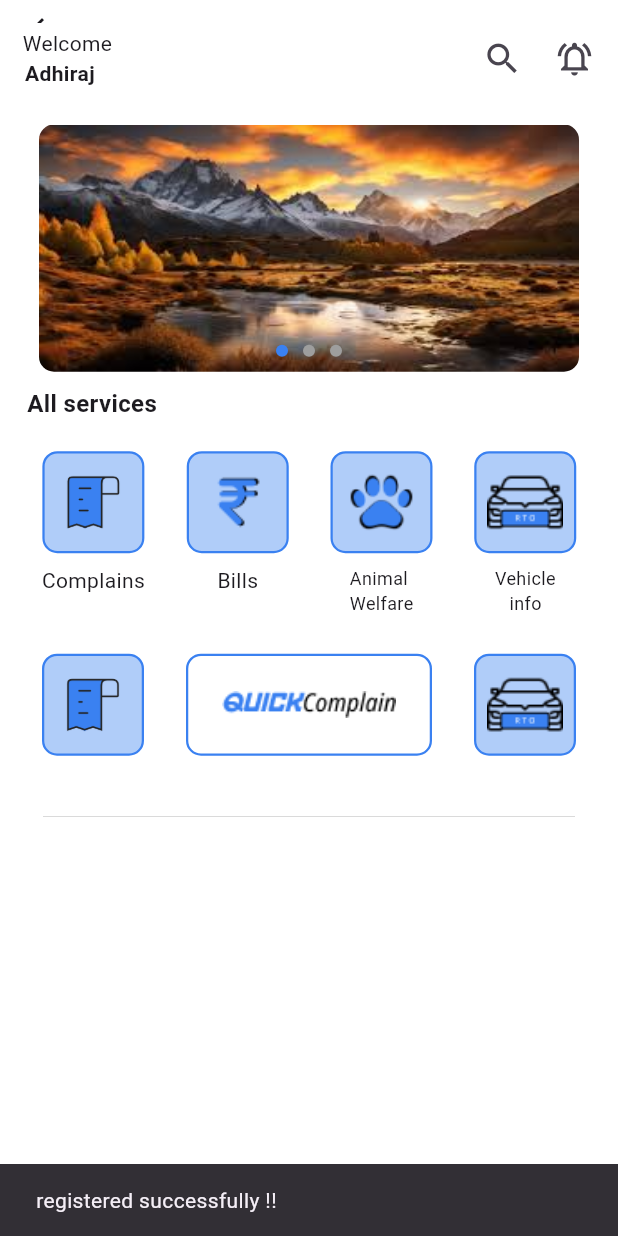
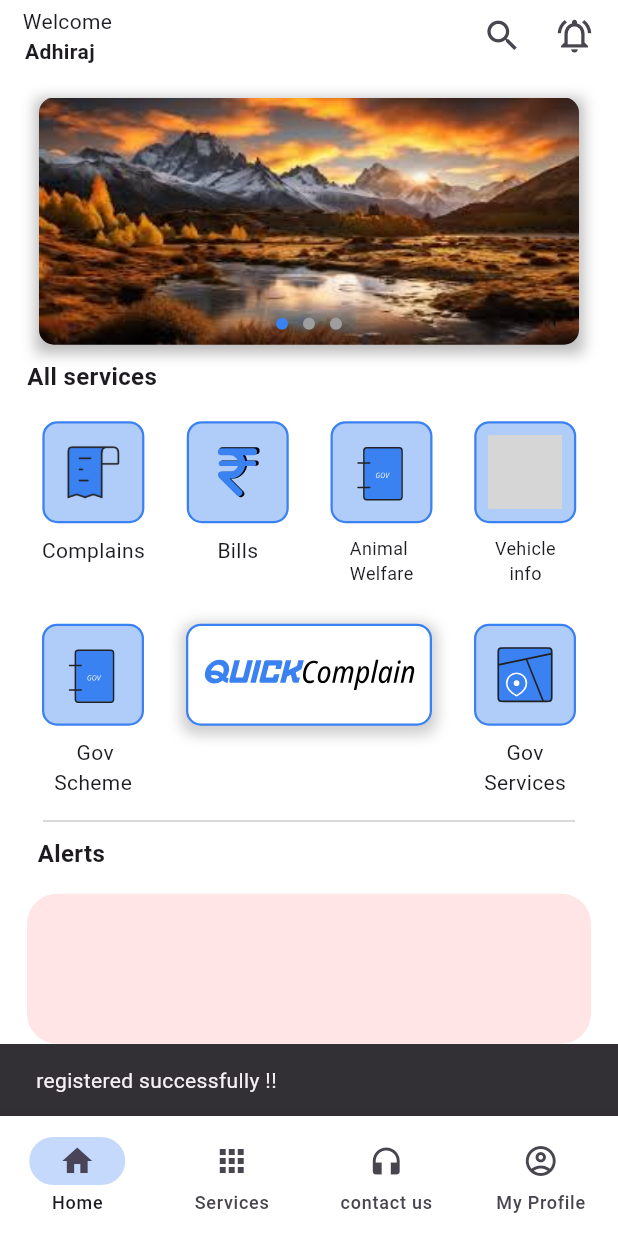
Before and after one commit to projectdoon/project_doon, a Flutter app: the RegisterScreen2 screen opened directly with empty values, after a tap on "Register", on a phone screen of 412 x 824 dp. Run offline on Flutter 3.47's test engine with Material 3 defaults, Android fonts, the phone set to English and light mode, and no system bars; our stand-ins replace firebase_auth, firebase_core, flutter_svg, geocoding, geolocator, get and 4 more; missing offline and left inert: dart:ffi, mongo_dart; accounts and stored records are empty; project files that could hold a hidden picture were left out; grey boxes are pictures that could not be loaded.

Commit message:
home ui updated

```diff
--- a/lib/Home_Screen_ui/Category_Second_Row.dart
+++ b/lib/Home_Screen_ui/Category_Second_Row.dart
@@ -1,5 +1,6 @@
 import 'package:flutter/cupertino.dart';
 import 'package:flutter/material.dart';
+import 'package:flutter_svg/svg.dart';
 
 class CategorySecondRow extends StatefulWidget{
   const CategorySecondRow({super.key});
@@ -16,18 +17,26 @@ class  _CategorySecondRowState extends State<CategorySecondRow>{
   Widget build(context) {
     return Row(
       mainAxisAlignment: MainAxisAlignment.spaceEvenly,
+      crossAxisAlignment:  CrossAxisAlignment.start,
       children: [
-
+            Column(
+              children: [
                 InkWell(
                   borderRadius: BorderRadius.circular(10),
                   splashColor: Color.fromARGB(50, 255, 255, 255),
                   onTap: () {},
                   child: Ink(
+                    child: Container(
+
+                        padding: EdgeInsets.symmetric(horizontal: 8,vertical: 8),
+                        child: SvgPicture.asset(
+                          'assets/notebook_light.svg',
+
+                        )),
                     height: 68,
                     width: 68,
                     decoration: BoxDecoration(
-                  image: const DecorationImage(
-                      image: AssetImage('assets/Paper_light@3x.png'),scale: 2.7),
+
                       border: Border.all(
                           color: Color.fromARGB(255, 58, 129, 241), width: 1.5),
                       color: const Color.fromARGB(255, 176, 205, 249),
@@ -35,17 +44,38 @@ class  _CategorySecondRowState extends State<CategorySecondRow>{
                     ),
                   ),
                 ),
+                SizedBox(
+                  height: 8,
+                ),
+                Text('    Gov\nScheme'),
+              ],
+            ),
 
+        Column(
+          children: [
             InkWell(
               borderRadius: BorderRadius.circular(10),
               splashColor: Color.fromARGB(52, 0, 126, 253),
               onTap: () {},
               child: Ink(
+                child: Container(
+
+                    padding: EdgeInsets.symmetric(horizontal: 10,vertical: 10),
+                    child: SvgPicture.asset(
+                      'assets/QUICKComplain.svg',
+
+                    )),
                 height: 68,
                 width: 164,
                 decoration: BoxDecoration(
-              image: const DecorationImage(
-                  image: AssetImage('assets/QUICKComplain.png'),scale: 0.9),
+                  boxShadow: [
+                    BoxShadow(
+                      color: Colors.grey.withOpacity(0.5),
+                      spreadRadius: 3,
+                      blurRadius: 7,
+                      offset: Offset(0, 3), // changes position of shadow
+                    ),
+                  ],
                   border: Border.all(
                       color: Color.fromARGB(255, 58, 129, 241), width: 1.5),
                   color: const Color.fromARGB(255, 255, 255, 255),
@@ -54,7 +84,13 @@ class  _CategorySecondRowState extends State<CategorySecondRow>{
               ),
             ),
 
+          ],
 
+        ),
+
+
+        Column(
+          children: [
             InkWell(
               borderRadius: BorderRadius.circular(10),
               splashColor: Color.fromARGB(50, 255, 255, 255),
@@ -62,9 +98,15 @@ class  _CategorySecondRowState extends State<CategorySecondRow>{
               child: Ink(
                 height: 68,
                 width: 68,
+                child: Container(
+
+                    padding: EdgeInsets.symmetric(horizontal: 10,vertical: 10),
+                    child: SvgPicture.asset(
+                      'assets/Map_light.svg',
+
+                    )),
                 decoration: BoxDecoration(
-              image: const DecorationImage(
-                  image: AssetImage('assets/Component 8.png'),scale: 0.95),
+
                   border: Border.all(
                       color: Color.fromARGB(255, 58, 129, 241), width: 1.5),
                   color: const Color.fromARGB(255, 176, 205, 249),
@@ -72,6 +114,12 @@ class  _CategorySecondRowState extends State<CategorySecondRow>{
                 ),
               ),
             ),
+            SizedBox(
+              height: 8,
+            ),
+            Text('    Gov\nServices'),
+          ],
+        ),
       ],
     );
   }
--- /dev/null
+++ b/lib/Home_Screen_ui/Navigation_menu.dart
@@ -0,0 +1,53 @@
+import 'package:flutter/cupertino.dart';
+import 'package:flutter/material.dart';
+import 'package:get/get.dart';
+import 'package:get/get_state_manager/src/simple/get_controllers.dart';
+
+import 'Services_screen.dart';
+import 'home_screen.dart';
+
+class NavigationMenu extends StatelessWidget{
+  const NavigationMenu({super.key});
+
+
+
+  @override
+  Widget build( context) {final controller = Get.put(NavigationController());
+
+
+    return Scaffold(
+      bottomNavigationBar: Obx(
+            () => NavigationBar(
+          backgroundColor: Colors.white,
+
+          height: 80,
+          shadowColor: Colors.black,
+          elevation: 15,
+
+          selectedIndex: controller.selectedIndex.value,
+
+
+         indicatorColor: Color.fromARGB(76, 58, 129, 241),
+
+          onDestinationSelected: (index)=>controller.selectedIndex.value=index,
+          destinations: const [
+            NavigationDestination(icon: Icon(Icons.home), label: 'Home'),
+            NavigationDestination(icon: Icon(Icons.apps), label: 'Services'),
+            NavigationDestination(
+                icon: Icon(Icons.headphones), label: 'contact us'),
+            NavigationDestination(
+                icon: Icon(Icons.account_circle_outlined), label: 'My Profile'),
+          ],
+        ),
+      ),
+      body: Obx(()=> controller.screens[controller.selectedIndex.value]),
+    );
+  }
+
+}
+
+class NavigationController extends GetxController{
+
+  final Rx<int> selectedIndex =0.obs;
+  final screens =[HomeScreen(),ServicesScreen()];
+}
--- a/lib/Home_Screen_ui/category_icons.dart
+++ b/lib/Home_Screen_ui/category_icons.dart
@@ -1,5 +1,6 @@
 import 'package:flutter/cupertino.dart';
 import 'package:flutter/material.dart';
+import 'package:flutter_svg/flutter_svg.dart';
 
 class CategoryIcons extends StatefulWidget {
   const CategoryIcons({super.key});
@@ -24,20 +25,23 @@ class _CategoryIconsState extends State<CategoryIcons> {
               splashColor: Color.fromARGB(50, 255, 255, 255),
               onTap: () {},
               child: Ink(
+
                 height: 68,
                 width: 68,
                 decoration: BoxDecoration(
                   image: const DecorationImage(
-                      image: AssetImage('assets/Paper_light@3x.png'),scale: 2.7),
+                      image: AssetImage('assets/Paper_light@3x.png'),
+                      scale: 2.7),
                   border: Border.all(
                       color: Color.fromARGB(255, 58, 129, 241), width: 1.5),
                   color: const Color.fromARGB(255, 176, 205, 249),
                   borderRadius: BorderRadius.circular(10),
                 ),
               ),
-
             ),
-            SizedBox(height: 8,),
+            SizedBox(
+              height: 8,
+            ),
             Text('Complains'),
           ],
         ),
@@ -50,9 +54,14 @@ class _CategoryIconsState extends State<CategoryIcons> {
               child: Ink(
                 height: 68,
                 width: 68,
+                child: Container(
+
+                  padding: EdgeInsets.symmetric(horizontal: 8,vertical: 8),
+                    child: SvgPicture.asset(
+                  'assets/Rupee Sign.svg',
+                  height: 5,
+                )),
                 decoration: BoxDecoration(
-                  image: const DecorationImage(
-                      image: AssetImage('assets/Rupee Sign.png'),scale: 0.9),
                   border: Border.all(
                       color: Color.fromARGB(255, 58, 129, 241), width: 1.5),
                   color: const Color.fromARGB(255, 176, 205, 249),
@@ -60,7 +69,9 @@ class _CategoryIconsState extends State<CategoryIcons> {
                 ),
               ),
             ),
-            SizedBox(height: 8,),
+            SizedBox(
+              height: 8,
+            ),
             Text('Bills'),
           ],
         ),
@@ -73,9 +84,15 @@ class _CategoryIconsState extends State<CategoryIcons> {
               child: Ink(
                 height: 68,
                 width: 68,
+                child: Container(
+
+                    padding: EdgeInsets.symmetric(horizontal: 8,vertical: 8),
+                    child: SvgPicture.asset(
+                      'assets/notebook_light.svg',
+
+                    )),
                 decoration: BoxDecoration(
-                  image: const DecorationImage(
-                      image: AssetImage('assets/Component 7.png'),scale: 1),
+
                   border: Border.all(
                       color: Color.fromARGB(255, 58, 129, 241), width: 1.5),
                   color: const Color.fromARGB(255, 176, 205, 249),
@@ -83,8 +100,13 @@ class _CategoryIconsState extends State<CategoryIcons> {
                 ),
               ),
             ),
-            SizedBox(height: 8,),
-            Text('Animal\nWelfare',style: TextStyle(fontSize: 12),),
+            SizedBox(
+              height: 8,
+            ),
+            Text(
+              'Animal\nWelfare',
+              style: TextStyle(fontSize: 12),
+            ),
           ],
         ),
         Column(
@@ -96,9 +118,15 @@ class _CategoryIconsState extends State<CategoryIcons> {
               child: Ink(
                 height: 68,
                 width: 68,
+                child: Container(
+
+                    padding: EdgeInsets.symmetric(horizontal: 8,vertical: 8),
+                    child: SvgPicture.asset(
+                      'assets/Component 8.svg',
+
+                    )),
+
                 decoration: BoxDecoration(
-                  image: const DecorationImage(
-                      image: AssetImage('assets/Component 8.png'),scale: 0.95),
                   border: Border.all(
                       color: Color.fromARGB(255, 58, 129, 241), width: 1.5),
                   color: const Color.fromARGB(255, 176, 205, 249),
@@ -106,8 +134,14 @@ class _CategoryIconsState extends State<CategoryIcons> {
                 ),
               ),
             ),
-            SizedBox(height: 8,),
-            Text('Vehicle\n   info',style: TextStyle(fontSize: 12),),
+            SizedBox(
+              height: 8,
+            ),
+            Text(
+              'Vehicle\n   info',
+              style: TextStyle(fontSize: 12),
+            ),
+
           ],
         ),
       ],
--- a/lib/Home_Screen_ui/home_screen.dart
+++ b/lib/Home_Screen_ui/home_screen.dart
@@ -3,13 +3,17 @@ import 'dart:async';
 
 import 'package:flutter/cupertino.dart';
 import 'package:flutter/material.dart';
+import 'package:get/get.dart';
 
 import 'Category_Second_Row.dart';
 import 'category_icons.dart';
 
 
+
 class HomeScreen extends StatefulWidget {
   const HomeScreen({super.key});
+
+
 
   @override
   State<HomeScreen> createState() {
@@ -55,15 +59,23 @@ class _HomeScreenState extends State<HomeScreen> {
   }
 
   @override
-  Widget build(BuildContext context) {
+  Widget build(context) {
+
+
+
+
     return Scaffold(
       backgroundColor: Colors.white,
-      appBar: PreferredSize(
-          preferredSize: Size.fromHeight(15),
-          child: AppBar(
-            backgroundColor: Colors.white,
-          )),
-      body: Column(
+      // appBar: PreferredSize(
+      //     preferredSize: Size.fromHeight(15),
+      //     child: AppBar(
+      //       backgroundColor: Colors.white,
+      //     )),
+
+      body: SafeArea(
+        child: SingleChildScrollView(
+          physics: PageScrollPhysics(),
+          child: Column(
             children: [
               Padding(
                 padding: const EdgeInsets.only(left: 5, right: 5),
@@ -103,7 +115,15 @@ class _HomeScreenState extends State<HomeScreen> {
                 children: [
                   Center(
                     child: Container(
-                  margin: EdgeInsets.only(top: 20),
+                      decoration: BoxDecoration(boxShadow: [
+                        BoxShadow(
+                          color: Colors.grey.withOpacity(0.7),
+                          spreadRadius: 3,
+                          blurRadius: 7,
+                          offset: Offset(0, 3), // changes position of shadow
+                        ),
+                      ],),
+                      margin: EdgeInsets.only(top: 17),
                       width: 360,
                       height: MediaQuery.of(context).size.height / 5,
                       child: ClipRRect(
@@ -156,32 +176,101 @@ class _HomeScreenState extends State<HomeScreen> {
                   ),
                 ],
               ),
-
               Container(
-           margin: EdgeInsets.only(top: 10,left: 18),
+                margin: const EdgeInsets.only(top: 10, left: 18),
                 alignment: Alignment.bottomLeft,
-            child: Text(
+                child: const Text(
                   textAlign: TextAlign.left,
                   'All services',
                   style: TextStyle(fontWeight: FontWeight.bold, fontSize: 16),
                 ),
               ),
+              Container(
+                margin: const EdgeInsets.only(top: 18, bottom: 5),
+                child: const CategoryIcons(),
+              ),
+              Container(
+                margin: const EdgeInsets.only(top: 20, bottom: 15),
+                child: const CategorySecondRow(),
+              ),
+              Image.asset('assets/Line 25.png'),
+              Container(
+                margin: const EdgeInsets.only(top: 10, left: 25),
+                alignment: Alignment.bottomLeft,
+                child: const Text(
+                  textAlign: TextAlign.left,
+                  'Alerts',
+                  style: TextStyle(fontWeight: FontWeight.bold, fontSize: 16),
+                ),
+              ),
+              Container(
+                margin:
+                    EdgeInsets.only(top: 15, right: 18, left: 18, bottom: 41),
+                height: 100,
+                decoration: BoxDecoration(
+
+                    color: Color.fromARGB(26, 255, 0, 0),
+                    borderRadius: BorderRadius.circular(20)),
+              ),
+              Image.asset('assets/Line 25.png'),
+              Container(
+                margin: const EdgeInsets.only(top: 20, bottom: 5),
+                child: const CategoryIcons(),
+              ),
+              Container(
+                margin: const EdgeInsets.only(top: 20, bottom: 5),
+                child: const CategoryIcons(),
+              ),
+              Image.asset('assets/Line 25.png'),
+              Container(
+                margin: const EdgeInsets.only(top: 10, left: 25),
+                alignment: Alignment.bottomLeft,
+                child: const Text(
+                  textAlign: TextAlign.left,
+                  'Feedback',
+                  style: TextStyle(fontWeight: FontWeight.bold, fontSize: 16),
+                ),
+              ),
 
               Container(
-            margin: const EdgeInsets.only(top: 20, bottom: 5),
-            child: CategoryIcons(),
+                height: 45,
+               margin: const EdgeInsets.only(top: 20,left: 17,right: 17,bottom: 10),
+                decoration: BoxDecoration(
+                  color: const Color.fromARGB(255, 255, 255, 255),
+                  shape: BoxShape.rectangle,
+                  border: Border.all(
+                    color: Colors.black,
+                    width: 1.0,
                   ),
-          Container(
-            margin: const EdgeInsets.only(top: 20, bottom: 40),
-            child: CategorySecondRow(),
+                  borderRadius: const BorderRadius.all(
+                    Radius.circular(50),
                   ),
-          Image.asset('assets/Line 25.png'),
+                ),
+                child: const Padding(
+                  padding: EdgeInsets.only(left: 20, right: 20),
+                  child: TextField(
+                    autofocus: false,
+                    textAlign: TextAlign.start,
+                    decoration: InputDecoration(
+                      hintStyle: TextStyle(
+                          color: Color.fromARGB(255, 130, 130, 130),
+                          fontSize: 19,
+                          fontWeight: FontWeight.normal),
+                      hintText: 'Feedback',
+                      border: InputBorder.none,
+                    ),
+                  ),
+                ),
+              ),
+
             ],
+          ),
+        ),
       ),
     );
   }
 }
-
+//----------------------------ads section--------------------------//
 class ImagePlaceholder extends StatelessWidget {
   final String? imagePath;
 
--- a/lib/register_Screen2.dart
+++ b/lib/register_Screen2.dart
@@ -5,6 +5,7 @@ import 'package:geocoding/geocoding.dart';
 import 'package:geolocator/geolocator.dart';
 import 'package:mongo_dart/mongo_dart.dart' as mongo;
 import 'package:mydoon/Backend/MongoDB.dart';
+import 'package:mydoon/Home_Screen_ui/Navigation_menu.dart';
 import 'package:mydoon/Home_Screen_ui/home_screen.dart';
 
 import 'Backend/MongoDBModel.dart';
@@ -294,7 +295,7 @@ class _RegisterScreen2State extends State<RegisterScreen2> {
                             Navigator.push(
                                 context,
                                 CupertinoPageRoute(
-                                    builder: (context) => const HomeScreen()));
+                                    builder: (context) => const NavigationMenu()));
                             // Navigator.push(context, CupertinoPageRoute(builder: (context) => const Homeui()));
                           },
                           child: const Text(
--- a/pubspec.yaml
+++ b/pubspec.yaml
@@ -46,6 +46,7 @@ dependencies:
   geocoding: ^3.0.0
   latlng: ^2.0.7
   location: ^6.0.2
+  get: ^4.6.6
 
 
 dev_dependencies:
```
Also changed, not shown: lib/Home_Screen_ui/Services_screen.dart (added, +243 -0 lines), lib/Map_location.dart (deleted, +0 -26 lines), assets/Component 7.png (deleted), assets/Component 8.png (deleted), assets/Component 8.svg (added), assets/Map_light.svg (added), assets/Map_light@3x.png (deleted), assets/QUICKComplain.png (deleted), assets/QUICKComplain.svg (added), assets/Rupee Sign.png (deleted), assets/Rupee Sign.svg (added), assets/notebook_light.svg (added), assets/notebook_light@3x.png (deleted), pubspec.lock. Lines whose indentation alone changed are shown as unchanged.
